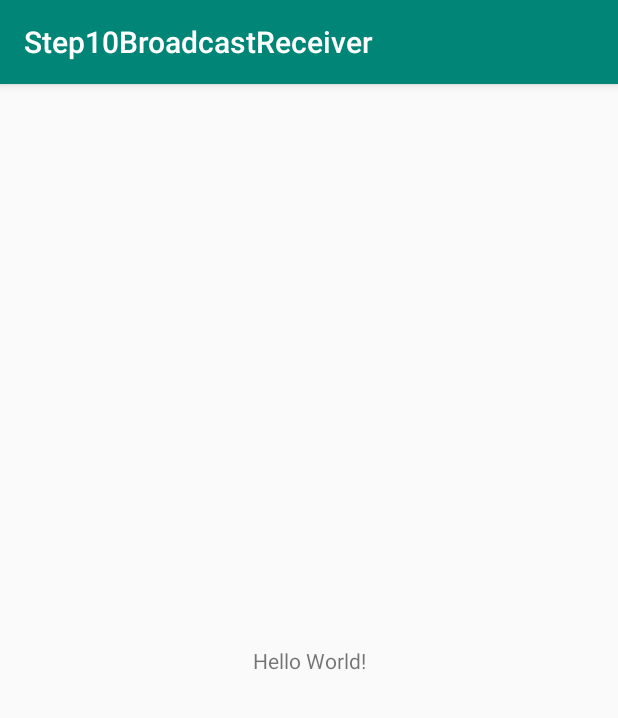
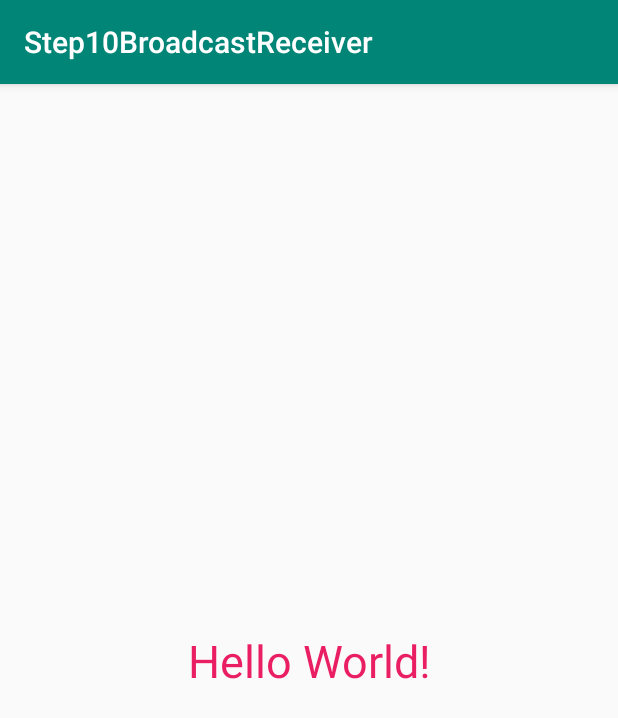
Before and after one commit to oli999/MyAndroid, an Android app: the screen it shows after launch (MainActivity), on a phone screen of 412 x 824 dp. Shown: the top 718 px of the screen. Run offline under Robolectric (Android 15) with nearby library versions, the phone set to English and light mode, and no system bars.

Commit message:
step10broadcastreceiver 모듈 수정함

```diff
--- a/step10broadcastreceiver/src/main/java/com/gura/step10broadcastreceiver/MainActivity.java
+++ b/step10broadcastreceiver/src/main/java/com/gura/step10broadcastreceiver/MainActivity.java
@@ -5,16 +5,28 @@ import androidx.appcompat.app.AppCompatActivity;
 import android.content.Intent;
 import android.content.IntentFilter;
 import android.os.Bundle;
+import android.widget.TextView;
 
 public class MainActivity extends AppCompatActivity {
-
+    //TextView 의 참조값을 담을 필드
+    private TextView textView;
     @Override
     protected void onCreate(Bundle savedInstanceState) {
         super.onCreate(savedInstanceState);
         setContentView(R.layout.activity_main);
+        //TextView 의 참조값을 필드에 저장
+        textView=findViewById(R.id.textView);
 
+        //방송 수신자 객체 생성해서
         MyReceiver mr=new MyReceiver();
+        //동작이 가능하도록 등록하기
         registerReceiver(mr,
                 new IntentFilter(Intent.ACTION_AIRPLANE_MODE_CHANGED));
+        //방송 수신자 객체에 MainActivity 의 참조값 전달하기
+        mr.setActivity(this);
+    }
+    //방송 수신자 객체가 호출할 메소드
+    public void updateUI(String msg){
+        textView.setText(msg);
     }
 }
--- a/step10broadcastreceiver/src/main/res/layout/activity_main.xml
+++ b/step10broadcastreceiver/src/main/res/layout/activity_main.xml
@@ -7,9 +7,13 @@
     tools:context=".MainActivity">
 
     <TextView
-        android:layout_width="wrap_content"
+        android:layout_width="0dp"
         android:layout_height="wrap_content"
+        android:gravity="center"
         android:text="Hello World!"
+        android:textColor="#E91E63"
+        android:textSize="30sp"
+        android:id="@+id/textView"
         app:layout_constraintBottom_toBottomOf="parent"
         app:layout_constraintLeft_toLeftOf="parent"
         app:layout_constraintRight_toRightOf="parent"
```
Also changed, not shown: step10broadcastreceiver/src/main/java/com/gura/step10broadcastreceiver/MyReceiver.java (+20 -3 lines).
